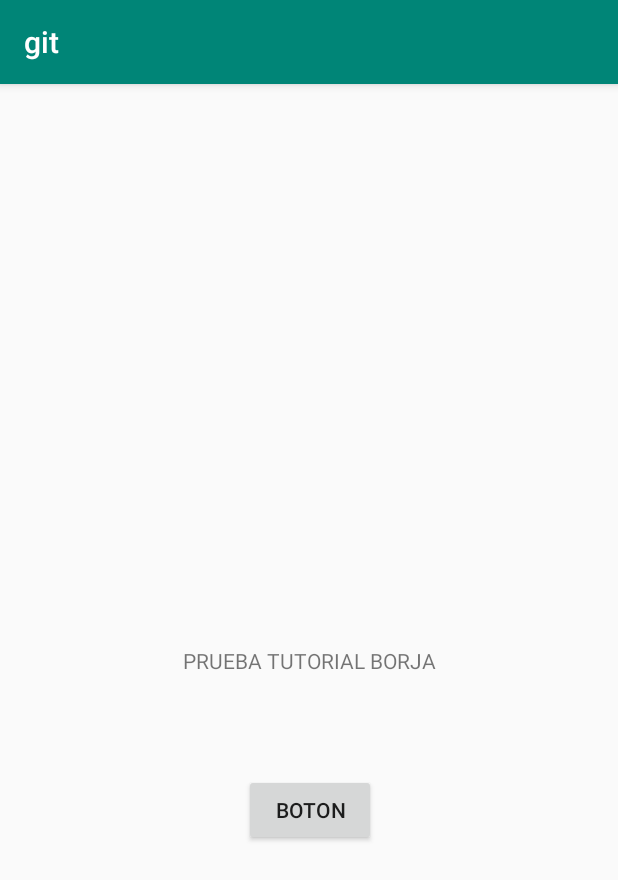
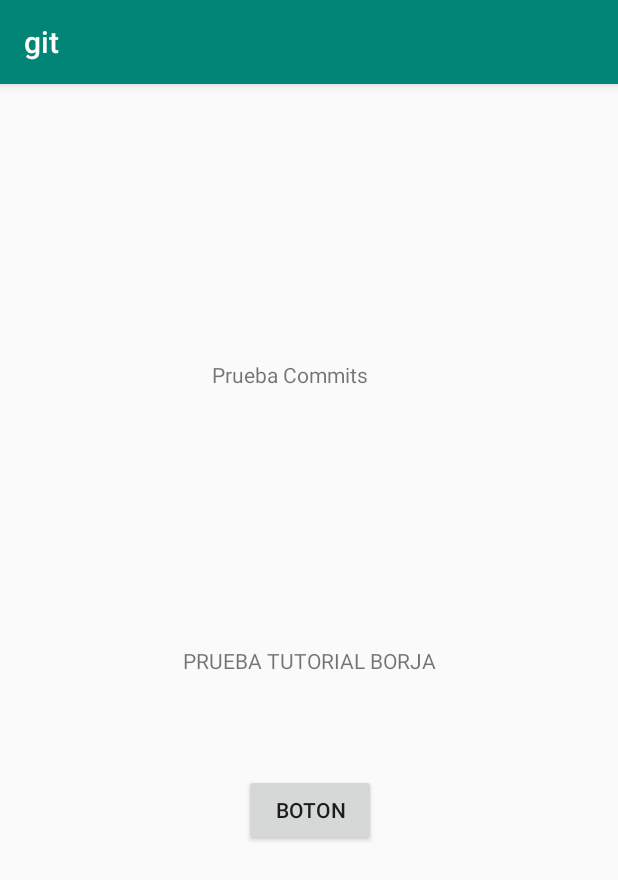
Before and after one commit to rootmsi/android-pruebas, an Android app: the screen it shows after launch (MainActivity), on a phone screen of 412 x 824 dp. Shown: the top 880 px of the screen. Run offline under Robolectric (Android 15) with nearby library versions, the phone set to English and light mode, and no system bars.

Commit message:
Prueba de commits

```diff
--- a/app/src/main/res/layout/activity_main.xml
+++ b/app/src/main/res/layout/activity_main.xml
@@ -30,4 +30,18 @@
         app:layout_constraintStart_toStartOf="parent"
         app:layout_constraintTop_toBottomOf="@+id/textView" />
 
+    <TextView
+        android:id="@+id/textView2"
+        android:layout_width="wrap_content"
+        android:layout_height="wrap_content"
+        android:layout_marginStart="163dp"
+        android:layout_marginLeft="163dp"
+        android:layout_marginTop="184dp"
+        android:layout_marginEnd="189dp"
+        android:layout_marginRight="189dp"
+        android:text="Prueba Commits"
+        app:layout_constraintEnd_toEndOf="parent"
+        app:layout_constraintStart_toStartOf="parent"
+        app:layout_constraintTop_toTopOf="parent" />
+
 </androidx.constraintlayout.widget.ConstraintLayout>
```
